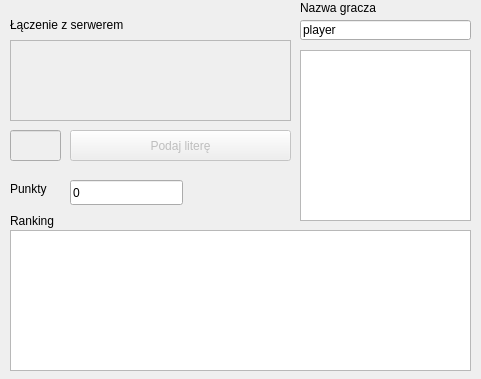
Above: Wisielec/gamewindow.ui from Dombearx/Wisielec before the change. Below: the same form after it.
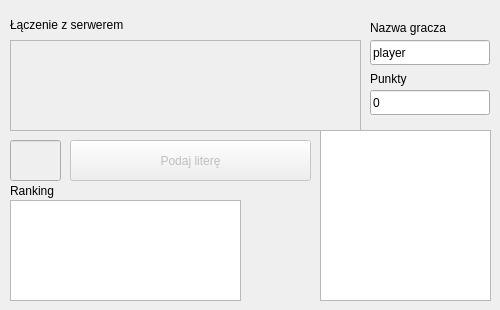
That is the form after the change.

What changed in the file:
```diff
--- a/Wisielec/gamewindow.ui
+++ b/Wisielec/gamewindow.ui
@@ -9,8 +9,8 @@
    <rect>
     <x>0</x>
     <y>0</y>
-    <width>481</width>
-    <height>379</height>
+    <width>500</width>
+    <height>310</height>
    </rect>
   </property>
   <property name="windowTitle">
@@ -24,8 +24,8 @@
     <rect>
      <x>10</x>
      <y>40</y>
-     <width>281</width>
-     <height>81</height>
+     <width>351</width>
+     <height>91</height>
     </rect>
    </property>
    <property name="midLineWidth">
@@ -61,8 +61,8 @@
   <widget class="QGraphicsView" name="graphicsView">
    <property name="geometry">
     <rect>
-     <x>300</x>
-     <y>50</y>
+     <x>320</x>
+     <y>130</y>
      <width>171</width>
      <height>171</height>
     </rect>
@@ -75,19 +75,19 @@
    <property name="geometry">
     <rect>
      <x>10</x>
-     <y>230</y>
-     <width>461</width>
-     <height>141</height>
+     <y>200</y>
+     <width>231</width>
+     <height>101</height>
     </rect>
    </property>
   </widget>
   <widget class="QLineEdit" name="userEdit">
    <property name="geometry">
     <rect>
-     <x>300</x>
-     <y>20</y>
-     <width>171</width>
-     <height>20</height>
+     <x>370</x>
+     <y>40</y>
+     <width>120</width>
+     <height>25</height>
     </rect>
    </property>
    <property name="text">
@@ -100,8 +100,8 @@
   <widget class="QLabel" name="label_2">
    <property name="geometry">
     <rect>
-     <x>300</x>
-     <y>0</y>
+     <x>370</x>
+     <y>20</y>
      <width>101</width>
      <height>16</height>
     </rect>
@@ -117,9 +117,9 @@
    <property name="geometry">
     <rect>
      <x>10</x>
-     <y>130</y>
+     <y>140</y>
      <width>51</width>
-     <height>31</height>
+     <height>41</height>
     </rect>
    </property>
    <property name="text">
@@ -133,9 +133,9 @@
    <property name="geometry">
     <rect>
      <x>70</x>
-     <y>130</y>
-     <width>221</width>
-     <height>31</height>
+     <y>140</y>
+     <width>241</width>
+     <height>41</height>
     </rect>
    </property>
    <property name="text">
@@ -146,8 +146,8 @@
    <property name="geometry">
     <rect>
      <x>10</x>
-     <y>210</y>
-     <width>111</width>
+     <y>180</y>
+     <width>231</width>
      <height>21</height>
     </rect>
    </property>
@@ -158,8 +158,8 @@
   <widget class="QLabel" name="label_4">
    <property name="geometry">
     <rect>
-     <x>10</x>
-     <y>180</y>
+     <x>370</x>
+     <y>70</y>
      <width>67</width>
      <height>17</height>
     </rect>
@@ -171,9 +171,9 @@
   <widget class="QLineEdit" name="pointsView">
    <property name="geometry">
     <rect>
-     <x>70</x>
-     <y>180</y>
-     <width>113</width>
+     <x>370</x>
+     <y>90</y>
+     <width>120</width>
      <height>25</height>
     </rect>
    </property>
```
